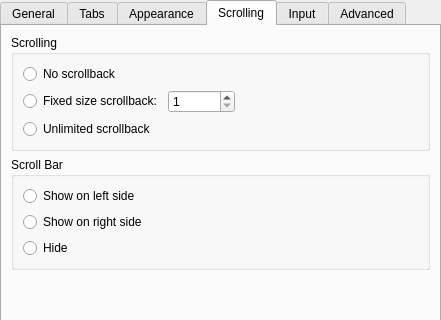
The window that src/EditProfileDialog.ui (KDE/konsole) describes before a commit, drawn with Qt 5; both pictures show x 0 to 441 and y 0 to 320 of the 441 by 551 pixel window.
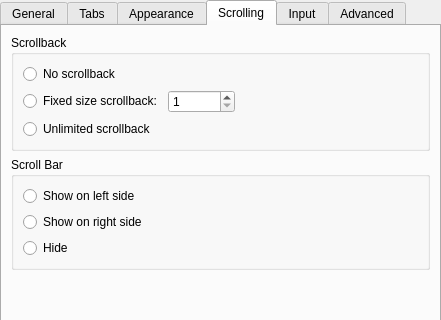
The same window after the commit. The open tabs and pages were chosen to show the change. Custom widgets are drawn as their Qt base class.

Commit message: Make the group title a little more specific

The edit to the form file:
```diff
--- a/src/EditProfileDialog.ui
+++ b/src/EditProfileDialog.ui
@@ -674,7 +674,7 @@
        <item>
         <widget class="QGroupBox" name="groupBox_6">
          <property name="title">
-          <string>Scrolling</string>
+          <string>Scrollback</string>
          </property>
          <property name="flat">
           <bool>true</bool>
```
